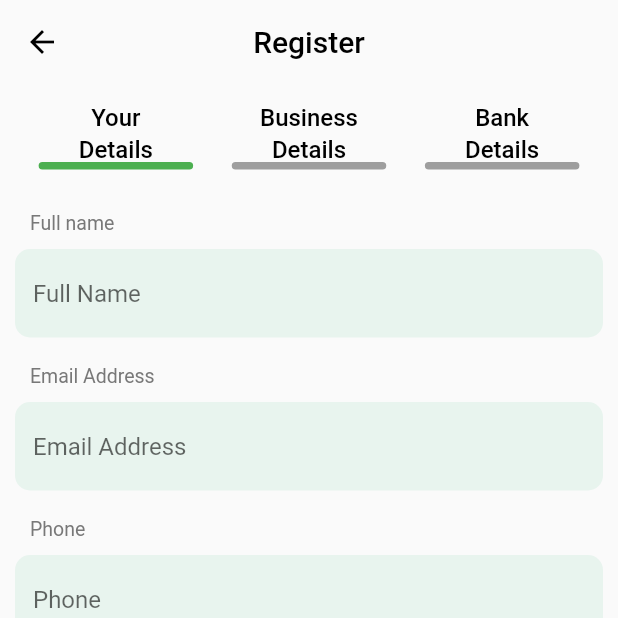
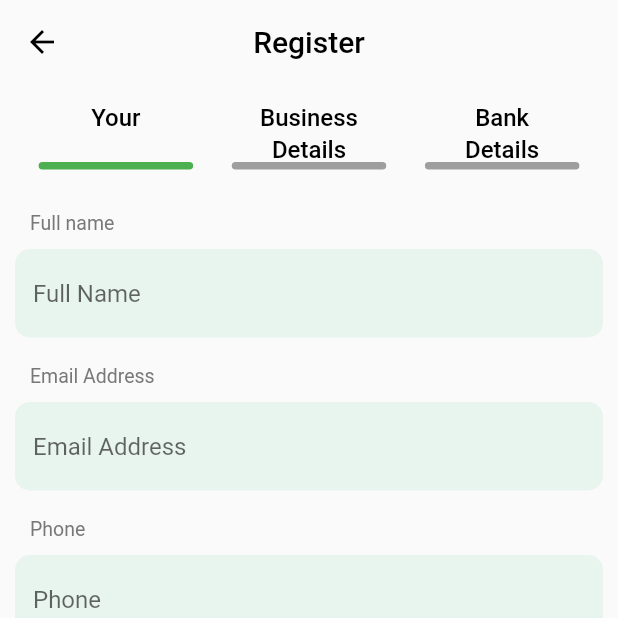
Before and after one commit to SagarDesai9261/Homeless, a Flutter app: the Register_merchant screen opened directly, on a phone screen of 412 x 824 dp, the top half of it. Run offline on Flutter 3.47's test engine with Material 2 defaults, Android fonts, the phone set to English and light mode, and no system bars; our stand-ins replace cloud_firestore, firebase_auth, firebase_core, firebase_storage, google_maps_flutter, google_mobile_ads and 3 more; missing offline and left inert: navbar_router; accounts and stored records are empty; Roboto replaces fonts that are missing (SF Pro Text).

Commit message:
Your commit message

```diff
--- a/lib/Screen/Register_merchant.dart
+++ b/lib/Screen/Register_merchant.dart
@@ -78,7 +78,7 @@ class _Register_merchantState extends State<Register_merchant> {
   int currentStep = 0;
   List steps = [
     {
-      'title': "Your Details",
+      'title': "Your ",
     },
     {
       'title': "Business Details",
```
